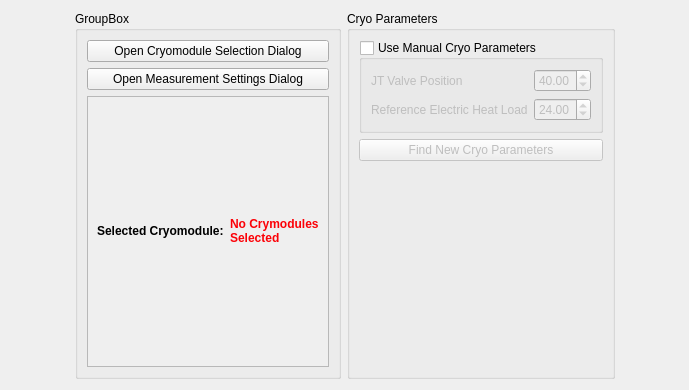
The window that q0.ui (ssoham/Q0Measurement) describes before a commit, drawn with Qt 5.
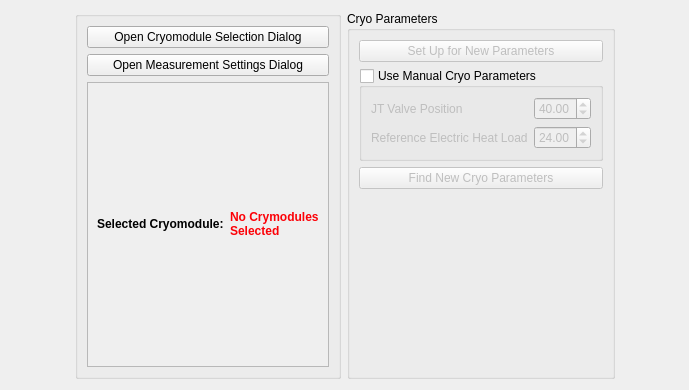
The same window after the commit.

```diff
--- a/q0.ui
+++ b/q0.ui
@@ -32,7 +32,7 @@
      <item>
       <widget class="QGroupBox" name="groupBox_2">
        <property name="title">
-        <string>GroupBox</string>
+        <string/>
        </property>
        <layout class="QVBoxLayout" name="verticalLayout_4">
         <item>
@@ -199,6 +199,16 @@
         <string>Cryo Parameters</string>
        </property>
        <layout class="QVBoxLayout" name="verticalLayout_3">
+        <item>
+         <widget class="QPushButton" name="setup_param_button">
+          <property name="enabled">
+           <bool>false</bool>
+          </property>
+          <property name="text">
+           <string>Set Up for New Parameters</string>
+          </property>
+         </widget>
+        </item>
         <item>
          <widget class="QGroupBox" name="manual_cryo_groupbox">
           <property name="sizePolicy">
```
